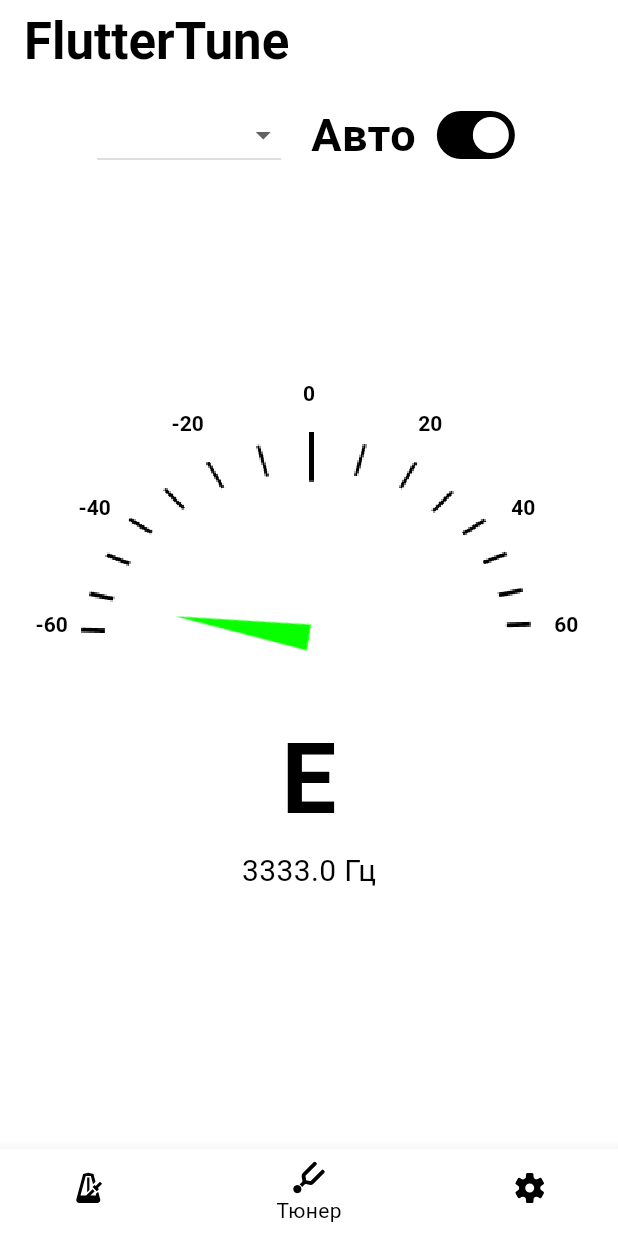
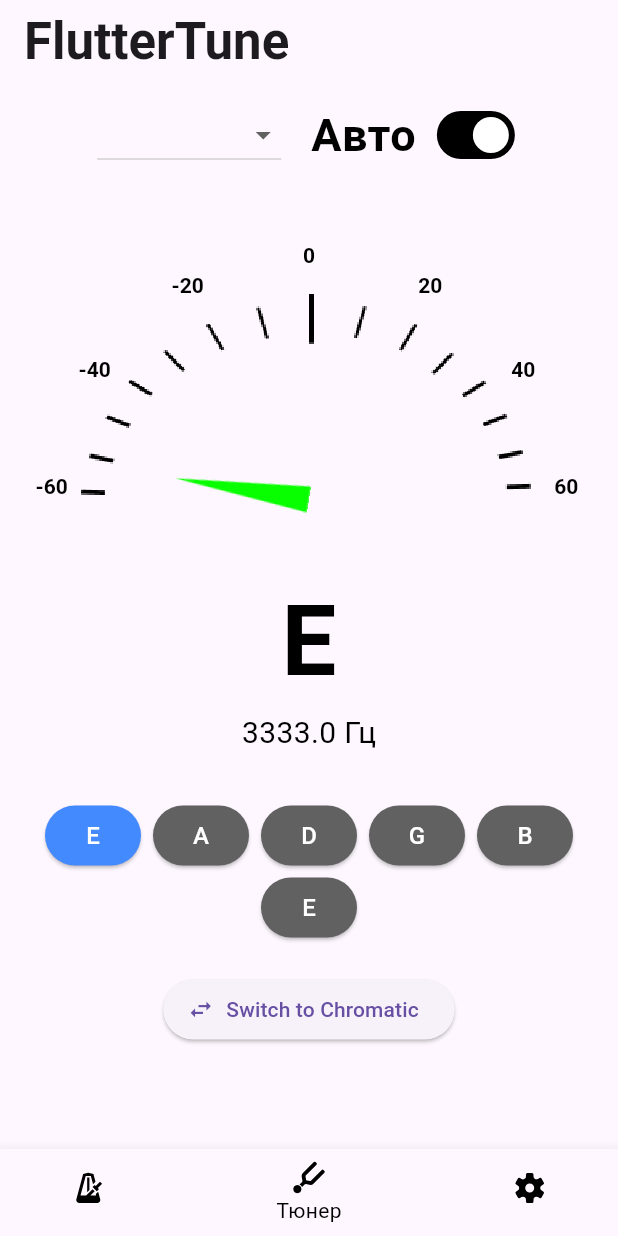
Before and after one commit to nottalentedme/fluttertuner, a Flutter app: the screen it shows after launch, on a phone screen of 412 x 824 dp. Run offline on Flutter 3.47's test engine with Material 3 defaults, Android fonts, the light colour scheme and no system bars; our stand-ins replace flutter_bloc, flutter_svg, go_router, shared_preferences; missing offline and left inert: buffered_list_stream, flutter_soloud, pitch_detector_dart, pitchupdart, record; statements that could not run were skipped.

Commit message:
Смена струн, смена режима тюнера строй/хромат

```diff
--- a/lib/feature/tuner/cubit/pitch_cubit.dart
+++ b/lib/feature/tuner/cubit/pitch_cubit.dart
@@ -42,16 +42,17 @@
   Future<void> startTuning() async {
     await _tuningRepository.startAudio();
     final currentTuning = _tuningRepository.currentTuning;
+    final mode = _tuningRepository.currentMode;
     emit(state.copyWith(
       tuning: currentTuning,
       currentStringIndex: 0,
+      mode: mode,
     ));
 
     _tuningResultSubscription = _tuningRepository.noteStream.listen(
       (event) {
         emit(state.copyWith(
           note: event,
-          targetNote: _tuningRepository.findNearestNote(state.note.frequency),
         ));
       },
     );
@@ -107,10 +108,13 @@
     emit(state.copyWith(availableTunings: updatedTunings));
   }
 
-  Future<void> switchMode(TuningMode mode) async {
-    await _tuningRepository.switchMode(mode);
-    emit(state.copyWith(mode: mode));
-    await _resetTuning();
+  void toggleTuningMode() {
+    final newMode = state.mode == TuningMode.scale
+        ? TuningMode.chromatic
+        : TuningMode.scale;
+
+    _tuningRepository.switchMode(newMode);
+    emit(state.copyWith(mode: newMode));
   }
 
   Future<void> _resetTuning() async {
--- a/lib/feature/tuner/data/constants/tuning_presets.dart
+++ b/lib/feature/tuner/data/constants/tuning_presets.dart
@@ -5,24 +5,24 @@
   static const standardTuning = TuningModel(
     name: 'Standard E',
     notes: [
-      NoteModel(name: 'E2', frequency: 82.41),
-      NoteModel(name: 'A2', frequency: 110.00),
-      NoteModel(name: 'D3', frequency: 146.83),
-      NoteModel(name: 'G3', frequency: 196.00),
-      NoteModel(name: 'B3', frequency: 246.94),
-      NoteModel(name: 'E4', frequency: 329.63),
+      NoteModel(name: 'E', frequency: 82.41),
+      NoteModel(name: 'A', frequency: 110.00),
+      NoteModel(name: 'D', frequency: 146.83),
+      NoteModel(name: 'G', frequency: 196.00),
+      NoteModel(name: 'B', frequency: 246.94),
+      NoteModel(name: 'E', frequency: 329.63),
     ],
   );
 
   static const dropDTuning = TuningModel(
     name: 'Drop D',
     notes: [
-      NoteModel(name: 'D2', frequency: 73.42),
-      NoteModel(name: 'A2', frequency: 110.00),
-      NoteModel(name: 'D3', frequency: 146.83),
-      NoteModel(name: 'G3', frequency: 196.00),
-      NoteModel(name: 'B3', frequency: 246.94),
-      NoteModel(name: 'E4', frequency: 329.63),
+      NoteModel(name: 'D', frequency: 73.42),
+      NoteModel(name: 'A', frequency: 110.00),
+      NoteModel(name: 'D', frequency: 146.83),
+      NoteModel(name: 'G', frequency: 196.00),
+      NoteModel(name: 'B', frequency: 246.94),
+      NoteModel(name: 'E', frequency: 329.63),
     ],
   );
 
--- a/lib/feature/tuner/domain/repository/tuning_repository_impl.dart
+++ b/lib/feature/tuner/domain/repository/tuning_repository_impl.dart
@@ -8,10 +8,8 @@
 import 'package:fluttertuner/feature/tuner/data/models/note_model.dart';
 import 'package:fluttertuner/feature/tuner/data/models/tuning_model.dart';
 import 'package:fluttertuner/feature/tuner/domain/entity/note_entity.dart';
-import 'package:fluttertuner/feature/tuner/domain/entity/tuning_entity.dart';
 import 'package:fluttertuner/feature/tuner/service/buffer/buffer_service_interface.dart';
 import 'package:fluttertuner/feature/tuner/service/recorder/tuner_audio_interface_service.dart';
-import 'package:fluttertuner/feature/tuner/service/tuning_storage/tuning_storage.dart';
 import 'package:pitch_detector_dart/pitch_detector.dart';
 import 'package:pitchupdart/pitch_handler.dart';
 import 'package:shared_preferences/shared_preferences.dart';
@@ -26,6 +24,7 @@
   TuningModel get currentTuning;
   Future<void> switchMode(TuningMode mode);
   NoteModel findNearestNote(double frequency);
+  TuningMode get currentMode;
 }
 
 class TuningRepositoryImpl implements TuningRepository {
--- a/lib/feature/tuner/presentation/page/tuner_page.dart
+++ b/lib/feature/tuner/presentation/page/tuner_page.dart
@@ -2,6 +2,7 @@
 import 'package:flutter_bloc/flutter_bloc.dart';
 import 'package:fluttertuner/feature/tuner/cubit/pitch_cubit.dart';
 import 'package:fluttertuner/feature/tuner/cubit/tuning_state.dart';
+import 'package:fluttertuner/feature/tuner/data/models/tuning_model.dart';
 import 'package:fluttertuner/feature/tuner/presentation/widgets/instrument_title_widget.dart';
 import 'package:fluttertuner/feature/tuner/presentation/widgets/pos.dart';
 import 'package:fluttertuner/feature/tuner/presentation/widgets/tuner_scale_widget.dart';
@@ -75,31 +76,58 @@
                   //TunerScaleWidget(value: 0),
                   const SizedBox(height: 20),
                   BlocBuilder<PitchCubit, TuningState>(
-                      builder: (context, state) {
-                    return TunerTextWidget(note: state.note);
-                  }),
+                    builder: (context, state) {
+                      return Column(
+                        children: [
+                          TunerTextWidget(note: state.note),
+                          const SizedBox(height: 20),
+                          if (state.mode == TuningMode.scale)
+                            Wrap(
+                              spacing: 8,
+                              alignment: WrapAlignment.center,
+                              children: List.generate(
+                                state.tuning.notes.length,
+                                (index) => ElevatedButton(
+                                  style: ElevatedButton.styleFrom(
+                                    backgroundColor:
+                                        index == state.currentStringIndex
+                                            ? Colors.blueAccent
+                                            : Colors.grey[700],
+                                  ),
+                                  onPressed: () {
+                                    context
+                                        .read<PitchCubit>()
+                                        .changeString(index);
+                                  },
+                                  child: Text(
+                                    state.tuning.notes[index].name,
+                                    style: const TextStyle(
+                                      fontSize: 16,
+                                      color: Colors.white,
+                                    ),
+                                  ),
+                                ),
+                              ),
+                            ),
+                          const SizedBox(height: 20),
+                          ElevatedButton.icon(
+                            onPressed: () {
+                              context.read<PitchCubit>().toggleTuningMode();
+                            },
+                            icon: const Icon(Icons.swap_horiz),
+                            label: Text(
+                              state.mode == TuningMode.scale
+                                  ? 'Switch to Chromatic'
+                                  : 'Switch to Scale',
+                            ),
+                          ),
+                        ],
+                      );
+                    },
+                  ),
                 ],
               ),
             ),
-            //!!! оставлю смену струн до лучших времен
-            // Padding(
-            //   padding: const EdgeInsets.only(bottom: 20),
-            //   child: Row(
-            //     mainAxisAlignment: MainAxisAlignment.center,
-            //     children: GuitarString.values
-            //         .map(
-            //           (e) => Padding(
-            //             padding: const EdgeInsets.symmetric(horizontal: 4),
-            //             child: StringButtonWidget(
-            //               text: e.noteName,
-            //               onTap: () => setActiveString(e),
-            //               isActive: e == guitarString,
-            //             ),
-            //           ),
-            //         )
-            //         .toList(),
-            //   ),
-            // ),
           ],
         ),
       ),
--- a/lib/main.dart
+++ b/lib/main.dart
@@ -55,7 +55,7 @@
         ],
         child: MaterialApp.router(
           routerConfig: AppRouter.router,
-          theme: AppTheme.theme,
+          theme: ThemeData.light(),
         ),
       ),
     );
```
